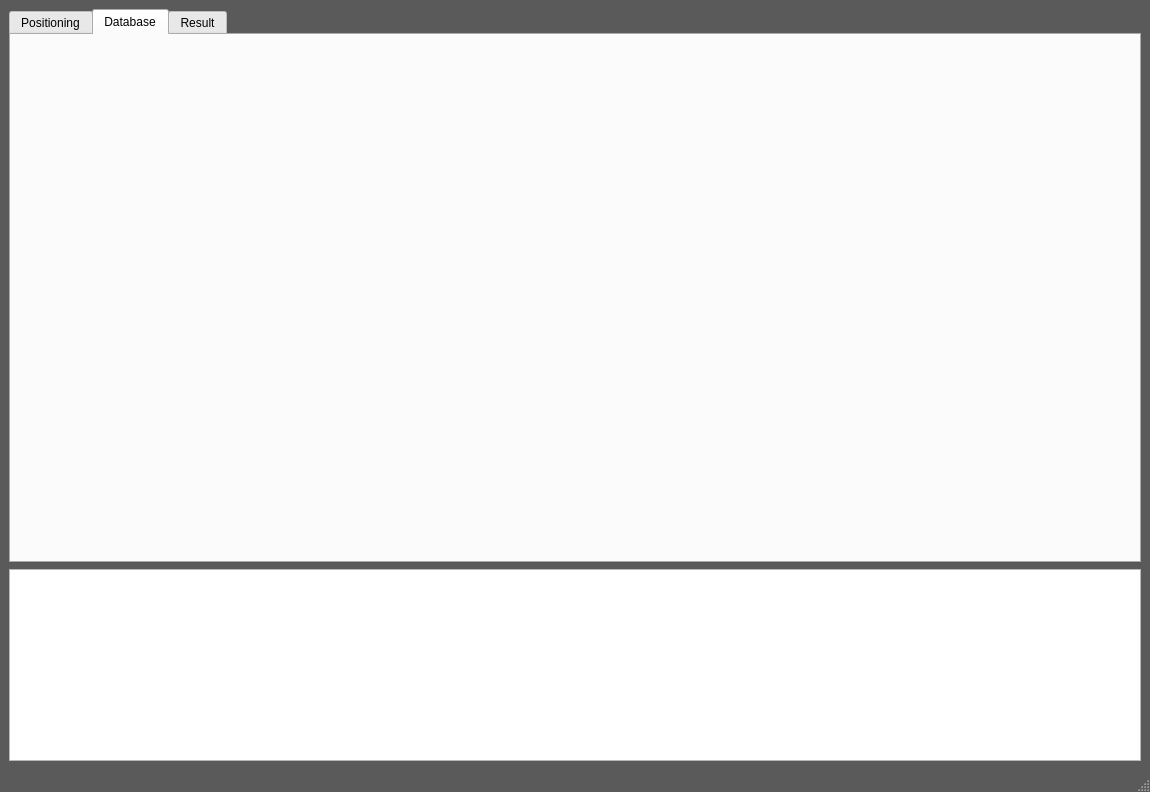
Old version of the form mainwindow.ui in the repository BurtBR/LIPS.
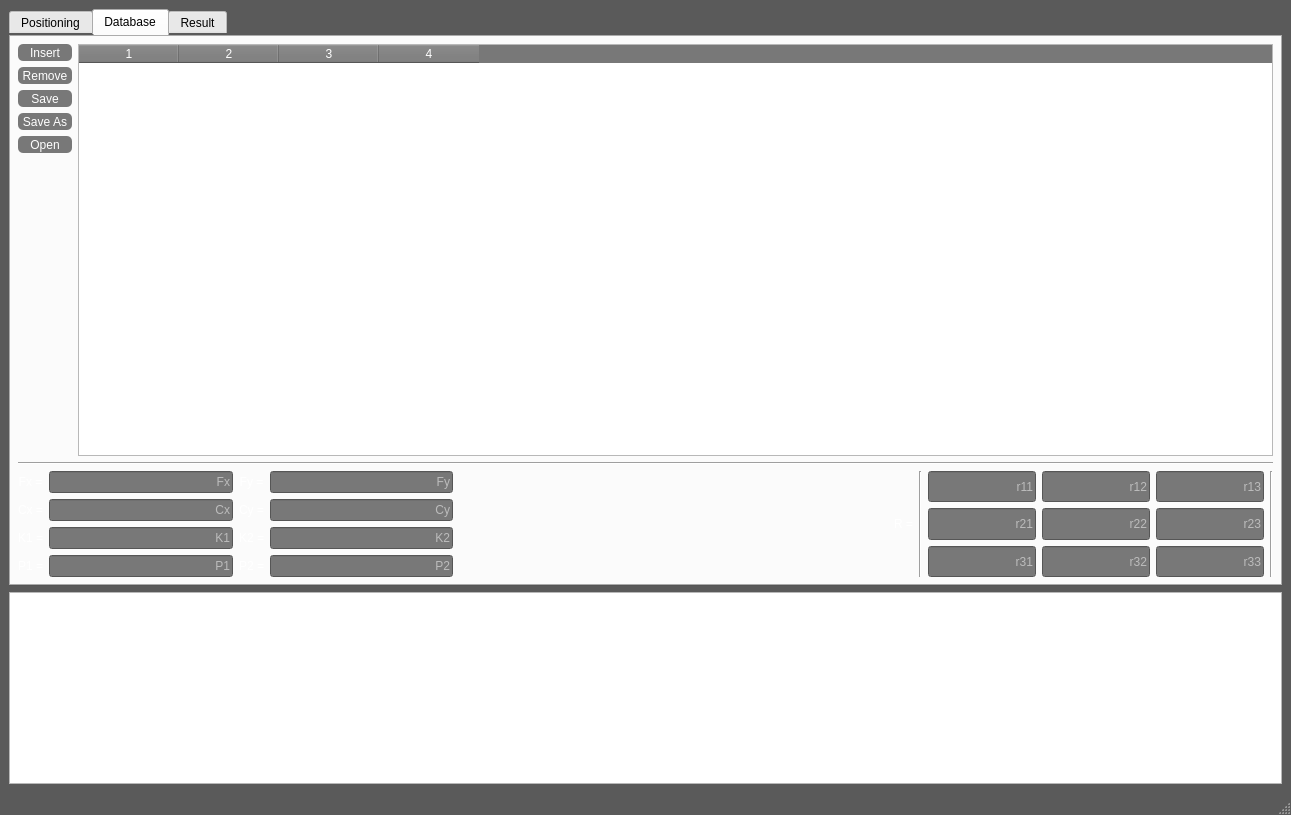
New version of the form. The open tabs and pages were chosen to show the change. Icons and pictures are not drawn.

Diff of the .ui file:
```diff
--- a/mainwindow.ui
+++ b/mainwindow.ui
@@ -6,8 +6,8 @@
    <rect>
     <x>0</x>
     <y>0</y>
-    <width>1150</width>
-    <height>792</height>
+    <width>1291</width>
+    <height>815</height>
    </rect>
   </property>
   <property name="windowTitle">
@@ -25,6 +25,20 @@
 QTabWidget{
 	font: 12pt &quot;Source Code Pro&quot;;
 	color: white;
+	border-color: white;
+}
+
+QTableWidget{
+	font: 12pt &quot;Source Code Pro&quot;;
+	color: white;
+	border-color: white;
+	gridline-color: white;
+}
+
+QLineEdit{
+	font: 12pt &quot;Source Code Pro&quot;;
+	color: white;
+	background-color: rgb(120, 120, 120);
 }
 
 QTextEdit{
@@ -56,9 +70,10 @@
 }
 
 QToolButton{
-	font: 12pt &quot;Source Code Pro&quot;;
+	font: 15pt &quot;Source Code Pro&quot;;
 	color: white;
 	background-color: rgb(120, 120, 120);
+	border-radius: 5%;
 }
 
 QProgressBar{
@@ -68,6 +83,16 @@
 QProgressBar::chunk{
 	background-color: rgb(255, 53, 56);
 	border-radius: 10%;
+}
+
+QHeaderView{
+	font: 12pt &quot;Source Code Pro&quot;;
+	color: rgb(255, 255, 255);
+	background-color: rgb(120, 120, 120);
+}
+
+QHeaderView::section {
+	background-color: rgb(120, 120, 120);
 }</string>
   </property>
   <widget class="QWidget" name="centralwidget">
@@ -389,6 +414,468 @@
        <attribute name="title">
         <string>Database</string>
        </attribute>
+       <layout class="QVBoxLayout" name="verticalLayout_4">
+        <item>
+         <layout class="QHBoxLayout" name="horizontalLayout_6">
+          <item>
+           <layout class="QVBoxLayout" name="verticalLayout_5">
+            <item>
+             <widget class="QToolButton" name="buttonInsertAnchor">
+              <property name="sizePolicy">
+               <sizepolicy hsizetype="Preferred" vsizetype="Preferred">
+                <horstretch>0</horstretch>
+                <verstretch>0</verstretch>
+               </sizepolicy>
+              </property>
+              <property name="text">
+               <string>Insert</string>
+              </property>
+             </widget>
+            </item>
+            <item>
+             <widget class="QToolButton" name="buttonRemoveAnchor">
+              <property name="sizePolicy">
+               <sizepolicy hsizetype="Preferred" vsizetype="Preferred">
+                <horstretch>0</horstretch>
+                <verstretch>0</verstretch>
+               </sizepolicy>
+              </property>
+              <property name="text">
+               <string>Remove</string>
+              </property>
+             </widget>
+            </item>
+            <item>
+             <widget class="QToolButton" name="buttonSaveAnchor">
+              <property name="sizePolicy">
+               <sizepolicy hsizetype="Preferred" vsizetype="Preferred">
+                <horstretch>0</horstretch>
+                <verstretch>0</verstretch>
+               </sizepolicy>
+              </property>
+              <property name="text">
+               <string>Save</string>
+              </property>
+             </widget>
+            </item>
+            <item>
+             <widget class="QToolButton" name="buttonSaveAsAnchor">
+              <property name="sizePolicy">
+               <sizepolicy hsizetype="Preferred" vsizetype="Preferred">
+                <horstretch>0</horstretch>
+                <verstretch>0</verstretch>
+               </sizepolicy>
+              </property>
+              <property name="text">
+               <string>Save As</string>
+              </property>
+             </widget>
+            </item>
+            <item>
+             <widget class="QToolButton" name="buttonOpenAnchor">
+              <property name="sizePolicy">
+               <sizepolicy hsizetype="Preferred" vsizetype="Preferred">
+                <horstretch>0</horstretch>
+                <verstretch>0</verstretch>
+               </sizepolicy>
+              </property>
+              <property name="text">
+               <string>Open</string>
+              </property>
+             </widget>
+            </item>
+            <item>
+             <spacer name="verticalSpacer_2">
+              <property name="orientation">
+               <enum>Qt::Orientation::Vertical</enum>
+              </property>
+              <property name="sizeHint" stdset="0">
+               <size>
+                <width>20</width>
+                <height>40</height>
+               </size>
+              </property>
+             </spacer>
+            </item>
+           </layout>
+          </item>
+          <item>
+           <widget class="QTableWidget" name="tableAnchors">
+            <property name="columnCount">
+             <number>4</number>
+            </property>
+            <column/>
+            <column/>
+            <column/>
+            <column/>
+           </widget>
+          </item>
+         </layout>
+        </item>
+        <item>
+         <widget class="Line" name="line">
+          <property name="orientation">
+           <enum>Qt::Orientation::Horizontal</enum>
+          </property>
+         </widget>
+        </item>
+        <item>
+         <layout class="QHBoxLayout" name="horizontalLayout_7">
+          <item>
+           <layout class="QGridLayout" name="gridLayout_2">
+            <item row="0" column="3">
+             <widget class="QLineEdit" name="lineFy">
+              <property name="alignment">
+               <set>Qt::AlignmentFlag::AlignRight|Qt::AlignmentFlag::AlignTrailing|Qt::AlignmentFlag::AlignVCenter</set>
+              </property>
+              <property name="placeholderText">
+               <string>Fy</string>
+              </property>
+             </widget>
+            </item>
+            <item row="2" column="1">
+             <widget class="QLineEdit" name="lineK1">
+              <property name="alignment">
+               <set>Qt::AlignmentFlag::AlignRight|Qt::AlignmentFlag::AlignTrailing|Qt::AlignmentFlag::AlignVCenter</set>
+              </property>
+              <property name="placeholderText">
+               <string>K1</string>
+              </property>
+             </widget>
+            </item>
+            <item row="1" column="3">
+             <widget class="QLineEdit" name="lineCy">
+              <property name="alignment">
+               <set>Qt::AlignmentFlag::AlignRight|Qt::AlignmentFlag::AlignTrailing|Qt::AlignmentFlag::AlignVCenter</set>
+              </property>
+              <property name="placeholderText">
+               <string>Cy</string>
+              </property>
+             </widget>
+            </item>
+            <item row="1" column="2">
+             <widget class="QLabel" name="label_5">
+              <property name="text">
+               <string>Cy =</string>
+              </property>
+              <property name="alignment">
+               <set>Qt::AlignmentFlag::AlignCenter</set>
+              </property>
+             </widget>
+            </item>
+            <item row="2" column="3">
+             <widget class="QLineEdit" name="lineK2">
+              <property name="alignment">
+               <set>Qt::AlignmentFlag::AlignRight|Qt::AlignmentFlag::AlignTrailing|Qt::AlignmentFlag::AlignVCenter</set>
+              </property>
+              <property name="placeholderText">
+               <string>K2</string>
+              </property>
+             </widget>
+            </item>
+            <item row="0" column="2">
+             <widget class="QLabel" name="label_2">
+              <property name="text">
+               <string>Fy =</string>
+              </property>
+              <property name="alignment">
+               <set>Qt::AlignmentFlag::AlignCenter</set>
+              </property>
+             </widget>
+            </item>
+            <item row="1" column="0">
+             <widget class="QLabel" name="label_4">
+              <property name="text">
+               <string>Cx =</string>
+              </property>
+              <property name="alignment">
+               <set>Qt::AlignmentFlag::AlignCenter</set>
+              </property>
+             </widget>
+            </item>
+            <item row="1" column="1">
+             <widget class="QLineEdit" name="lineCx">
+              <property name="alignment">
+               <set>Qt::AlignmentFlag::AlignRight|Qt::AlignmentFlag::AlignTrailing|Qt::AlignmentFlag::AlignVCenter</set>
+              </property>
+              <property name="placeholderText">
+               <string>Cx</string>
+              </property>
+             </widget>
+            </item>
+            <item row="0" column="1">
+             <widget class="QLineEdit" name="lineFx">
+              <property name="inputMask">
+               <string/>
+              </property>
+              <property name="maxLength">
+               <number>32767</number>
+              </property>
+              <property name="alignment">
+               <set>Qt::AlignmentFlag::AlignRight|Qt::AlignmentFlag::AlignTrailing|Qt::AlignmentFlag::AlignVCenter</set>
+              </property>
+              <property name="placeholderText">
+               <string>Fx</string>
+              </property>
+             </widget>
+            </item>
+            <item row="2" column="0">
+             <widget class="QLabel" name="label_6">
+              <property name="text">
+               <string>K1 =</string>
+              </property>
+              <property name="alignment">
+               <set>Qt::AlignmentFlag::AlignCenter</set>
+              </property>
+             </widget>
+            </item>
+            <item row="2" column="2">
+             <widget class="QLabel" name="label_7">
+              <property name="text">
+               <string>K2 =</string>
+              </property>
+              <property name="alignment">
+               <set>Qt::AlignmentFlag::AlignCenter</set>
+              </property>
+             </widget>
+            </item>
+            <item row="0" column="0">
+             <widget class="QLabel" name="label_3">
+              <property name="text">
+               <string>Fx =</string>
+              </property>
+              <property name="alignment">
+               <set>Qt::AlignmentFlag::AlignCenter</set>
+              </property>
+             </widget>
+            </item>
+            <item row="3" column="0">
+             <widget class="QLabel" name="label_9">
+              <property name="text">
+               <string>P1 =</string>
+              </property>
+             </widget>
+            </item>
+            <item row="3" column="2">
+             <widget class="QLabel" name="label_10">
+              <property name="text">
+               <string>P2 =</string>
+              </property>
+             </widget>
+            </item>
+            <item row="3" column="1">
+             <widget class="QLineEdit" name="lineP1">
+              <property name="alignment">
+               <set>Qt::AlignmentFlag::AlignRight|Qt::AlignmentFlag::AlignTrailing|Qt::AlignmentFlag::AlignVCenter</set>
+              </property>
+              <property name="placeholderText">
+               <string>P1</string>
+              </property>
+             </widget>
+            </item>
+            <item row="3" column="3">
+             <widget class="QLineEdit" name="lineP2">
+              <property name="alignment">
+               <set>Qt::AlignmentFlag::AlignRight|Qt::AlignmentFlag::AlignTrailing|Qt::AlignmentFlag::AlignVCenter</set>
+              </property>
+              <property name="placeholderText">
+               <string>P2</string>
+              </property>
+             </widget>
+            </item>
+           </layout>
+          </item>
+          <item>
+           <spacer name="horizontalSpacer_3">
+            <property name="orientation">
+             <enum>Qt::Orientation::Horizontal</enum>
+            </property>
+            <property name="sizeHint" stdset="0">
+             <size>
+              <width>40</width>
+              <height>20</height>
+             </size>
+            </property>
+           </spacer>
+          </item>
+          <item>
+           <widget class="QLabel" name="label_8">
+            <property name="text">
+             <string>R =</string>
+            </property>
+           </widget>
+          </item>
+          <item>
+           <widget class="Line" name="line_3">
+            <property name="orientation">
+             <enum>Qt::Orientation::Vertical</enum>
+            </property>
+           </widget>
+          </item>
+          <item>
+           <layout class="QGridLayout" name="gridLayout">
+            <item row="2" column="2">
+             <widget class="QLineEdit" name="lineR33">
+              <property name="sizePolicy">
+               <sizepolicy hsizetype="Minimum" vsizetype="Preferred">
+                <horstretch>0</horstretch>
+                <verstretch>0</verstretch>
+               </sizepolicy>
+              </property>
+              <property name="alignment">
+               <set>Qt::AlignmentFlag::AlignRight|Qt::AlignmentFlag::AlignTrailing|Qt::AlignmentFlag::AlignVCenter</set>
+              </property>
+              <property name="placeholderText">
+               <string>r33</string>
+              </property>
+             </widget>
+            </item>
+            <item row="2" column="0">
+             <widget class="QLineEdit" name="lineR31">
+              <property name="sizePolicy">
+               <sizepolicy hsizetype="Minimum" vsizetype="Preferred">
+                <horstretch>0</horstretch>
+                <verstretch>0</verstretch>
+               </sizepolicy>
+              </property>
+              <property name="alignment">
+               <set>Qt::AlignmentFlag::AlignRight|Qt::AlignmentFlag::AlignTrailing|Qt::AlignmentFlag::AlignVCenter</set>
+              </property>
+              <property name="placeholderText">
+               <string>r31</string>
+              </property>
+             </widget>
+            </item>
+            <item row="0" column="2">
+             <widget class="QLineEdit" name="lineR13">
+              <property name="sizePolicy">
+               <sizepolicy hsizetype="Minimum" vsizetype="Preferred">
+                <horstretch>0</horstretch>
+                <verstretch>0</verstretch>
+               </sizepolicy>
+              </property>
+              <property name="alignment">
+               <set>Qt::AlignmentFlag::AlignRight|Qt::AlignmentFlag::AlignTrailing|Qt::AlignmentFlag::AlignVCenter</set>
+              </property>
+              <property name="placeholderText">
+               <string>r13</string>
+              </property>
+             </widget>
+            </item>
+            <item row="1" column="1">
+             <widget class="QLineEdit" name="lineR22">
+              <property name="sizePolicy">
+               <sizepolicy hsizetype="Minimum" vsizetype="Preferred">
+                <horstretch>0</horstretch>
+                <verstretch>0</verstretch>
+               </sizepolicy>
+              </property>
+              <property name="alignment">
+               <set>Qt::AlignmentFlag::AlignRight|Qt::AlignmentFlag::AlignTrailing|Qt::AlignmentFlag::AlignVCenter</set>
+              </property>
+              <property name="placeholderText">
+               <string>r22</string>
+              </property>
+             </widget>
+            </item>
+            <item row="0" column="1">
+             <widget class="QLineEdit" name="lineR12">
+              <property name="sizePolicy">
+               <sizepolicy hsizetype="Minimum" vsizetype="Preferred">
+                <horstretch>0</horstretch>
+                <verstretch>0</verstretch>
+               </sizepolicy>
+              </property>
+              <property name="text">
+               <string/>
+              </property>
+              <property name="alignment">
+               <set>Qt::AlignmentFlag::AlignRight|Qt::AlignmentFlag::AlignTrailing|Qt::AlignmentFlag::AlignVCenter</set>
+              </property>
+              <property name="placeholderText">
+               <string>r12</string>
+              </property>
+             </widget>
+            </item>
+            <item row="1" column="0">
+             <widget class="QLineEdit" name="lineR21">
+              <property name="sizePolicy">
+               <sizepolicy hsizetype="Minimum" vsizetype="Preferred">
+                <horstretch>0</horstretch>
+                <verstretch>0</verstretch>
+               </sizepolicy>
+              </property>
+              <property name="alignment">
+               <set>Qt::AlignmentFlag::AlignRight|Qt::AlignmentFlag::AlignTrailing|Qt::AlignmentFlag::AlignVCenter</set>
+              </property>
+              <property name="placeholderText">
+               <string>r21</string>
+              </property>
+             </widget>
+            </item>
+            <item row="2" column="1">
+             <widget class="QLineEdit" name="lineR32">
+              <property name="sizePolicy">
+               <sizepolicy hsizetype="Minimum" vsizetype="Preferred">
+                <horstretch>0</horstretch>
+                <verstretch>0</verstretch>
+               </sizepolicy>
+              </property>
+              <property name="text">
+               <string/>
+              </property>
+              <property name="alignment">
+               <set>Qt::AlignmentFlag::AlignRight|Qt::AlignmentFlag::AlignTrailing|Qt::AlignmentFlag::AlignVCenter</set>
+              </property>
+              <property name="placeholderText">
+               <string>r32</string>
+              </property>
+             </widget>
+            </item>
+            <item row="0" column="0">
+             <widget class="QLineEdit" name="lineR11">
+              <property name="sizePolicy">
+               <sizepolicy hsizetype="Minimum" vsizetype="Preferred">
+                <horstretch>0</horstretch>
+                <verstretch>0</verstretch>
+               </sizepolicy>
+              </property>
+              <property name="alignment">
+               <set>Qt::AlignmentFlag::AlignRight|Qt::AlignmentFlag::AlignTrailing|Qt::AlignmentFlag::AlignVCenter</set>
+              </property>
+              <property name="placeholderText">
+               <string>r11</string>
+              </property>
+             </widget>
+            </item>
+            <item row="1" column="2">
+             <widget class="QLineEdit" name="lineR23">
+              <property name="sizePolicy">
+               <sizepolicy hsizetype="Minimum" vsizetype="Preferred">
+                <horstretch>0</horstretch>
+                <verstretch>0</verstretch>
+               </sizepolicy>
+              </property>
+              <property name="alignment">
+               <set>Qt::AlignmentFlag::AlignRight|Qt::AlignmentFlag::AlignTrailing|Qt::AlignmentFlag::AlignVCenter</set>
+              </property>
+              <property name="placeholderText">
+               <string>r23</string>
+              </property>
+             </widget>
+            </item>
+           </layout>
+          </item>
+          <item>
+           <widget class="Line" name="line_2">
+            <property name="orientation">
+             <enum>Qt::Orientation::Vertical</enum>
+            </property>
+           </widget>
+          </item>
+         </layout>
+        </item>
+       </layout>
       </widget>
       <widget class="QWidget" name="tabResult">
        <attribute name="title">
```
Left out of the diff: 41 changed lines with no effect on the pictures.
